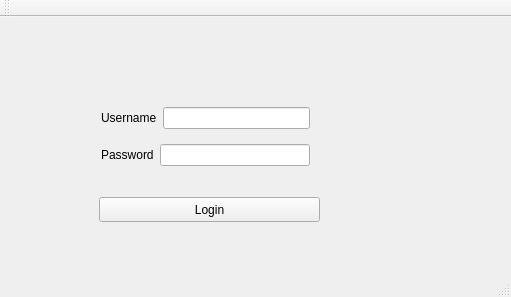
Above: mainwindow.ui from Rothcolt/PetCemetery before the change. Below: the same form after it.
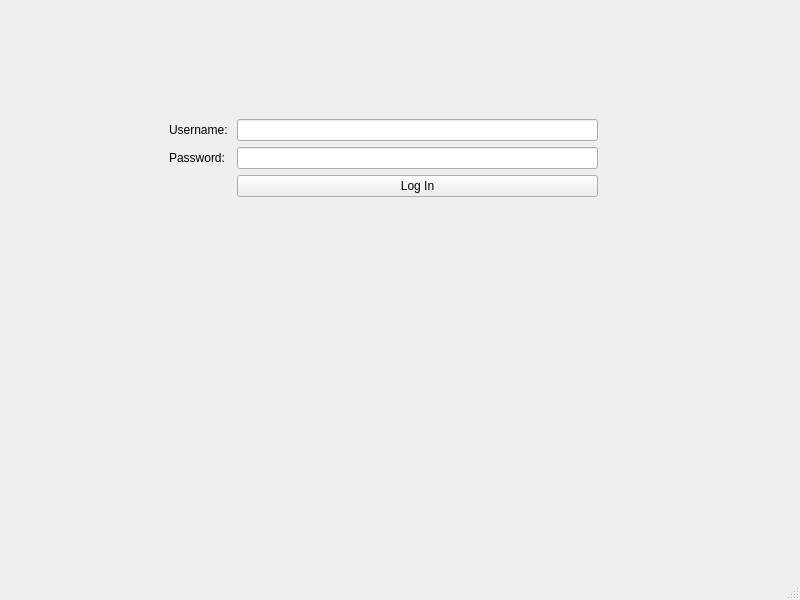
That is the form after the change. Custom widgets are drawn as their Qt base class.

Commit message: delete multiple windows and replace with unified mainWindow

The edit to the form file:
```diff
--- a/mainwindow.ui
+++ b/mainwindow.ui
@@ -6,8 +6,8 @@
    <rect>
     <x>0</x>
     <y>0</y>
-    <width>511</width>
-    <height>297</height>
+    <width>800</width>
+    <height>600</height>
    </rect>
   </property>
   <property name="windowTitle">
@@ -17,64 +17,71 @@
    <widget class="QStackedWidget" name="stackedWidget">
     <property name="geometry">
      <rect>
-      <x>90</x>
-      <y>40</y>
-      <width>331</width>
-      <height>181</height>
+      <x>-1</x>
+      <y>-21</y>
+      <width>801</width>
+      <height>601</height>
      </rect>
     </property>
-    <widget class="QWidget" name="stackedWidgetPage1" native="true">
-     <widget class="QPushButton" name="pushButton_login">
+    <widget class="QWidget" name="login">
+     <widget class="QWidget" name="formLayoutWidget">
       <property name="geometry">
        <rect>
-        <x>9</x>
-        <y>140</y>
-        <width>221</width>
-        <height>25</height>
+        <x>159</x>
+        <y>129</y>
+        <width>451</width>
+        <height>221</height>
        </rect>
       </property>
-      <property name="text">
-       <string>Login</string>
-      </property>
+      <layout class="QFormLayout" name="formLayout">
+       <item row="0" column="1">
+        <widget class="QLineEdit" name="lineEdit"/>
+       </item>
+       <item row="0" column="0">
+        <widget class="QLabel" name="label">
+         <property name="text">
+          <string>Username: </string>
+         </property>
+        </widget>
+       </item>
+       <item row="1" column="1">
+        <widget class="QLineEdit" name="lineEdit_2">
+         <property name="echoMode">
+          <enum>QLineEdit::Password</enum>
+         </property>
+        </widget>
+       </item>
+       <item row="1" column="0">
+        <widget class="QLabel" name="label_2">
+         <property name="text">
+          <string>Password:</string>
+         </property>
+        </widget>
+       </item>
+       <item row="2" column="1">
+        <widget class="QPushButton" name="pushButton">
+         <property name="text">
+          <string>Log In</string>
+         </property>
+        </widget>
+       </item>
+      </layout>
      </widget>
-     <widget class="QWidget" name="layoutWidget">
+    </widget>
+    <widget class="QWidget" name="page_canvas">
+     <widget class="QWidget" name="verticalLayoutWidget">
       <property name="geometry">
        <rect>
-        <x>0</x>
-        <y>30</y>
-        <width>231</width>
-        <height>101</height>
+        <x>-1</x>
+        <y>29</y>
+        <width>801</width>
+        <height>571</height>
        </rect>
       </property>
-      <layout class="QVBoxLayout" name="verticalLayout">
+      <layout class="QVBoxLayout" name="verticalLayout_2">
        <item>
-        <layout class="QHBoxLayout" name="horizontalLayout">
-         <item>
-          <widget class="QLabel" name="label">
-           <property name="text">
-            <string>Username</string>
-           </property>
-          </widget>
-         </item>
-         <item>
-          <widget class="QLineEdit" name="lineEdit_username"/>
-         </item>
-        </layout>
+        <widget class="RenderArea" name="canvas" native="true"/>
        </item>
-       <item>
-        <layout class="QHBoxLayout" name="horizontalLayout_2">
-         <item>
-          <widget class="QLabel" name="label_2">
-           <property name="text">
-            <string>Password</string>
-           </property>
-          </widget>
-         </item>
-         <item>
-          <widget class="QLineEdit" name="lineEdit_2_password"/>
-         </item>
-        </layout>
-       </item>
       </layout>
      </widget>
     </widget>
@@ -91,17 +98,17 @@
     </rect>
    </property>
   </widget>
-  <widget class="QToolBar" name="mainToolBar">
-   <attribute name="toolBarArea">
-    <enum>TopToolBarArea</enum>
-   </attribute>
-   <attribute name="toolBarBreak">
-    <bool>false</bool>
-   </attribute>
-  </widget>
-  <widget class="QStatusBar" name="statusBar"/>
+  <widget class="QStatusBar" name="statusbar"/>
  </widget>
  <layoutdefault spacing="6" margin="11"/>
+ <customwidgets>
+  <customwidget>
+   <class>RenderArea</class>
+   <extends>QWidget</extends>
+   <header>renderarea.h</header>
+   <container>1</container>
+  </customwidget>
+ </customwidgets>
  <resources/>
  <connections/>
 </ui>
```
Left out of the diff: 9 changed lines with no effect on the pictures. The commit also changes 7 other files.
